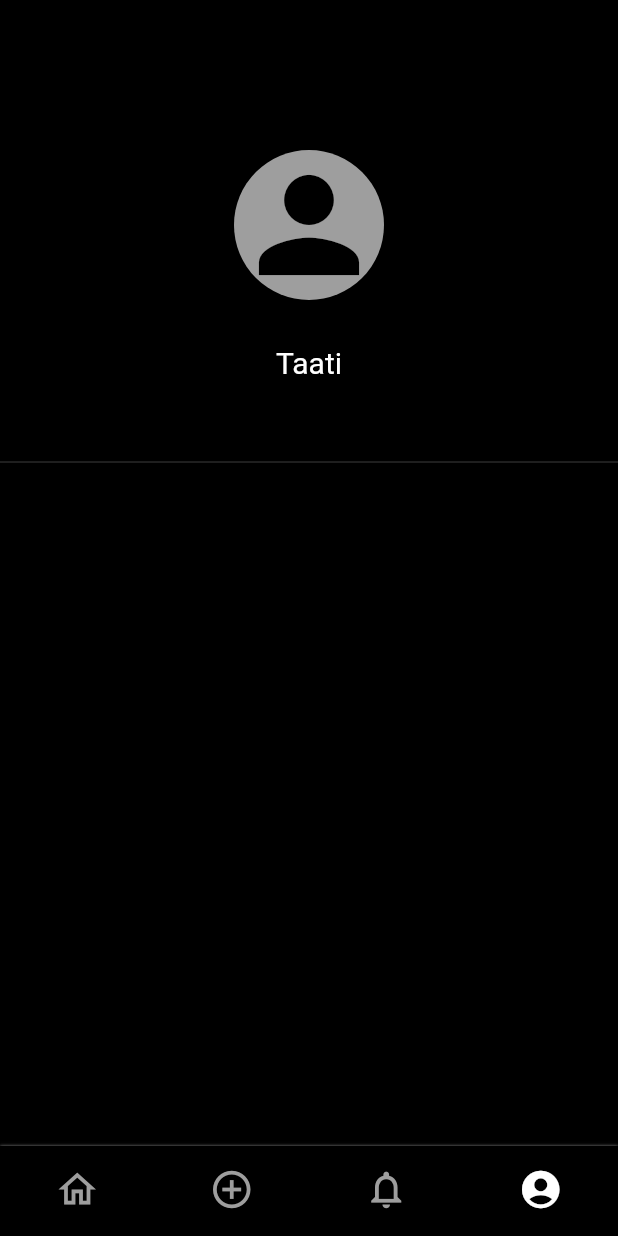
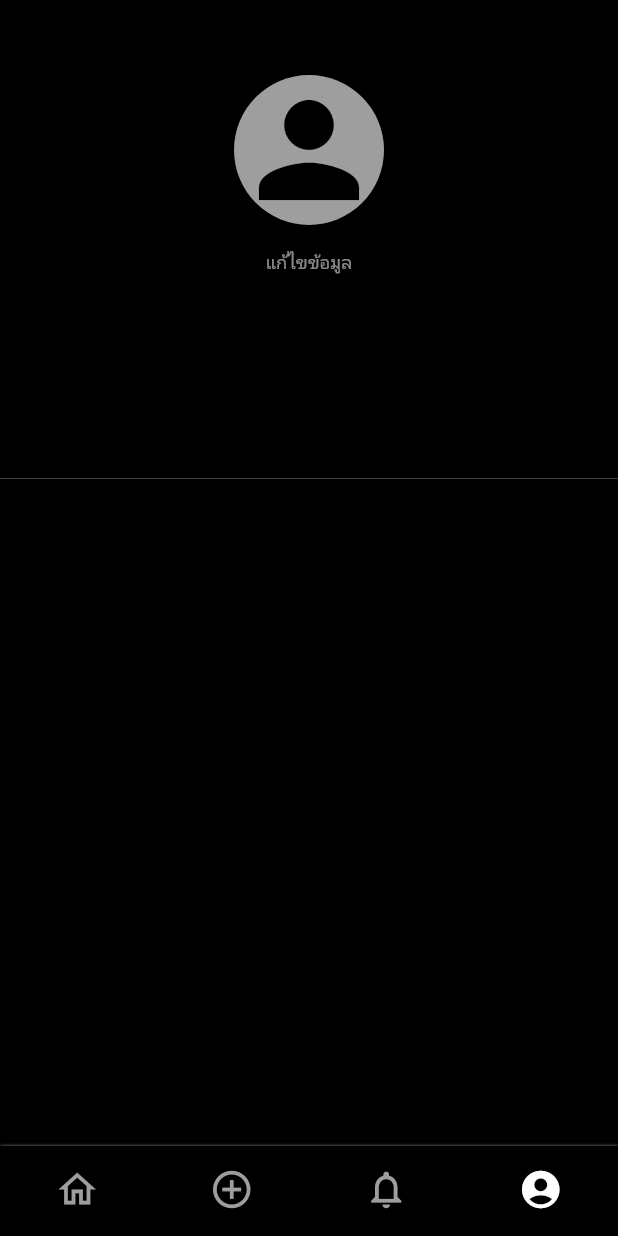
Before and after one commit to PTaati/meediary, a Flutter app: the screen it shows after launch, item 4 of the bottom bar chosen, on a phone screen of 412 x 824 dp. Run offline on Flutter 3.47's test engine with Material 2 defaults, Android fonts, the phone set to English and light mode, and no system bars; our stand-ins replace image_picker, objectbox; accounts and stored records are empty; generated files the repository leaves out were written again.

Commit message:
implement edit profile

```diff
--- a/lib/constants/routes.dart
+++ b/lib/constants/routes.dart
@@ -1,14 +1,19 @@
 import 'package:flutter/material.dart';
 import 'package:meediary/pages/add_new_post_page.dart';
+import 'package:meediary/pages/edit_profile_page.dart';
 
 class Routes{
  static Map<String, WidgetBuilder> routes = {
    RouteNames.addNewPostPage: (context) {
      return const AddNewPostPage();
-   }
+   },
+   RouteNames.editProfilePage: (context) {
+     return const EditProfilePage();
+   },
  };
 }
 
 class RouteNames {
   static const addNewPostPage = 'addNewPostPage';
+  static const editProfilePage = 'editProfilePage';
 }
--- a/lib/data_models/user.dart
+++ b/lib/data_models/user.dart
@@ -3,12 +3,10 @@ import 'package:objectbox/objectbox.dart';
 
 @Entity()
 class User with ChangeNotifier{
-  User(this.name);
-
   @Id()
   int id = 0;
 
-  String name;
+  String? name;
   String? avatarPath;
   DateTime? dateOfBirth;
   String? note;
--- a/lib/pages/profile_page.dart
+++ b/lib/pages/profile_page.dart
@@ -1,7 +1,10 @@
 import 'dart:io';
 
 import 'package:flutter/material.dart';
+import 'package:intl/intl.dart';
+import 'package:meediary/constants/routes.dart';
 import 'package:meediary/data_models/post.dart';
+import 'package:meediary/data_models/user.dart';
 import 'package:meediary/services/post_services.dart';
 import 'package:provider/provider.dart';
 
@@ -13,31 +16,68 @@ class ProfilePage extends StatefulWidget {
 }
 
 class _ProfilePageState extends State<ProfilePage> {
-  Widget _buildProfileDetail() {
+  Widget _buildProfileDetail(User user) {
+    String? dateOfBirth;
+
+    if (user.dateOfBirth != null) {
+      dateOfBirth = DateFormat('EEEE, MMM d, yyyy').format(
+        user.dateOfBirth!,
+      );
+    }
+
     return Padding(
-      padding: const EdgeInsets.only(top: 100),
-      child: SizedBox(
-        height: 200,
+      padding: const EdgeInsets.symmetric(vertical: 50),
       child: Column(
-          children: const [
+        children: [
           CircleAvatar(
             radius: 50,
             backgroundColor: Colors.grey,
-              child: Icon(
+            foregroundImage: user.avatarPath != null
+                ? Image.file(File(user.avatarPath!)).image
+                : null,
+            child: const Icon(
               Icons.person,
               size: 100,
             ),
           ),
-            SizedBox(height: 30),
+          TextButton(
+            onPressed: () {
+              Navigator.of(context).pushNamed(RouteNames.editProfilePage);
+            },
+            child: const Text(
+              'แก้ไขข้อมูล',
+              style: TextStyle(
+                color: Colors.white54,
+                fontSize: 12,
+              ),
+            ),
+          ),
+          const SizedBox(height: 30),
           Text(
-              "Taati",
-              style: TextStyle(
+            user.name ?? '',
+            style: const TextStyle(
               color: Colors.white,
               fontSize: 20,
             ),
+          ),
+          const SizedBox(height: 10),
+          if (dateOfBirth != null)
+            Text(
+              dateOfBirth,
+              style: const TextStyle(
+                color: Colors.white,
+                fontSize: 14,
+              ),
+            ),
+          if (user.note != null)
+            Text(
+              user.note!,
+              style: const TextStyle(
+                color: Colors.white,
+                fontSize: 14,
+              ),
             )
         ],
-        ),
       ),
     );
   }
@@ -81,11 +121,13 @@ class _ProfilePageState extends State<ProfilePage> {
     final imagePosts =
         postService.posts.where((post) => post.imagePath != null).toList();
 
+    final user = Provider.of<User>(context);
+
     return SafeArea(
       child: Column(
         mainAxisAlignment: MainAxisAlignment.spaceBetween,
         children: [
-          _buildProfileDetail(),
+          _buildProfileDetail(user),
           const Divider(
             color: Colors.white24,
           ),
```
Also changed, not shown: lib/main.dart (+13 -0 lines), lib/pages/edit_profile_page.dart (added, +145 -0 lines). Lines whose indentation alone changed are shown as unchanged.
